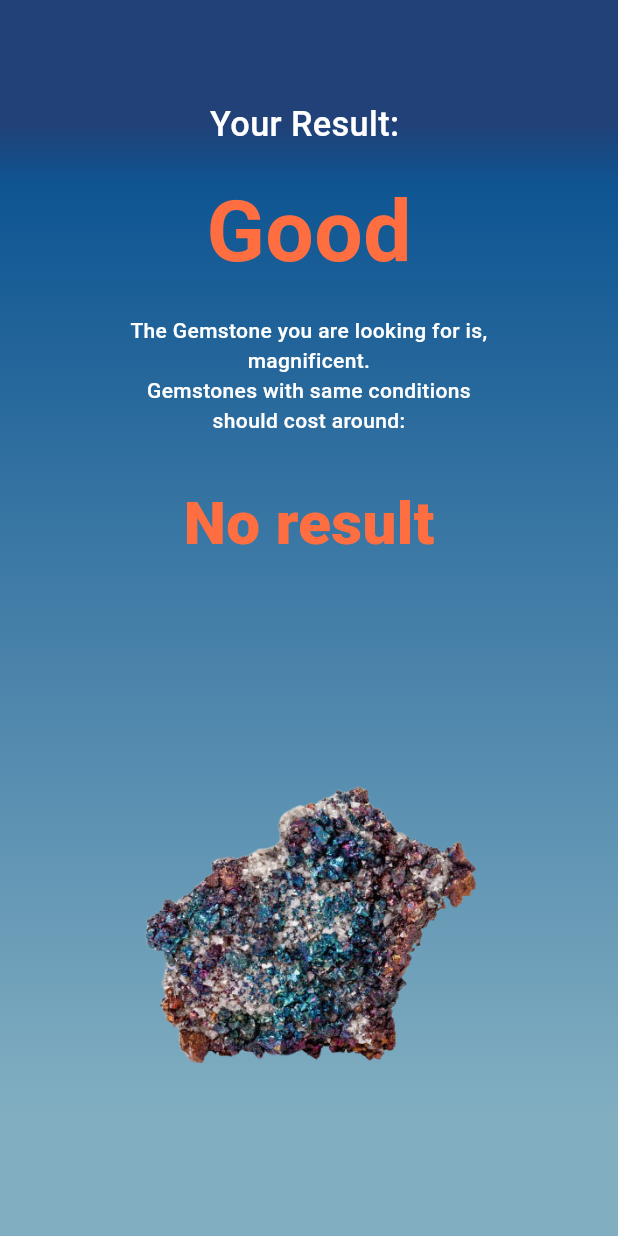
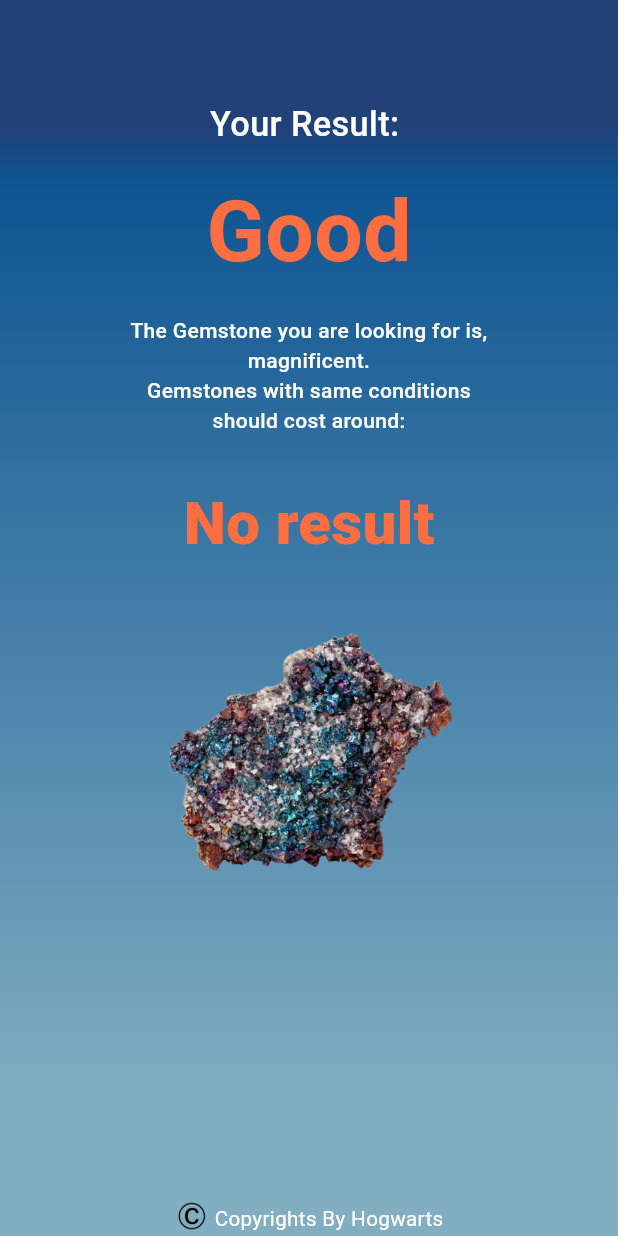
Before and after one commit to MenaElghaysha/ML-Gemstone-App, a Flutter app: the ResultPage screen opened directly, on a phone screen of 412 x 824 dp. Run offline on Flutter 3.47's test engine with Material 3 defaults, Android fonts, the light colour scheme and no system bars; our stand-ins replace flutter_screenutil.

Commit message:
Update result_page.dart

```diff
--- a/lib/result_page.dart
+++ b/lib/result_page.dart
@@ -1,5 +1,3 @@
-// result_page.dart
-
 import 'package:flutter/material.dart';
 import 'package:flutter_screenutil/flutter_screenutil.dart';
 
@@ -17,7 +15,7 @@ class ResultPage extends StatelessWidget {
       body: Container(
         height:double.infinity ,
         width: double.infinity,
-        decoration: BoxDecoration(
+        decoration: const BoxDecoration(
             gradient: LinearGradient(
               begin: Alignment.topCenter,
               end: Alignment.bottomCenter,
@@ -83,6 +81,21 @@ class ResultPage extends StatelessWidget {
                     child:Image.asset("assets/images/12.png",fit: BoxFit.contain,)
                   ),
                 ),
+
+                SizedBox(height: 20.h,),
+
+                Expanded(
+                  child: Align(
+                    alignment: FractionalOffset.bottomCenter,
+                    child: Row(
+                      mainAxisAlignment: MainAxisAlignment.center,
+                      children: [
+                        Image.asset("assets/images/cp.png",height: 20.h,width: 20.w),
+                        Text(" Copyrights By Hogwarts",style: TextStyle(fontSize: 12.sp),textAlign: TextAlign.center,),
+                      ],
+                    ),
+                  ),
+                )
               ],
             ),
           ),
```
